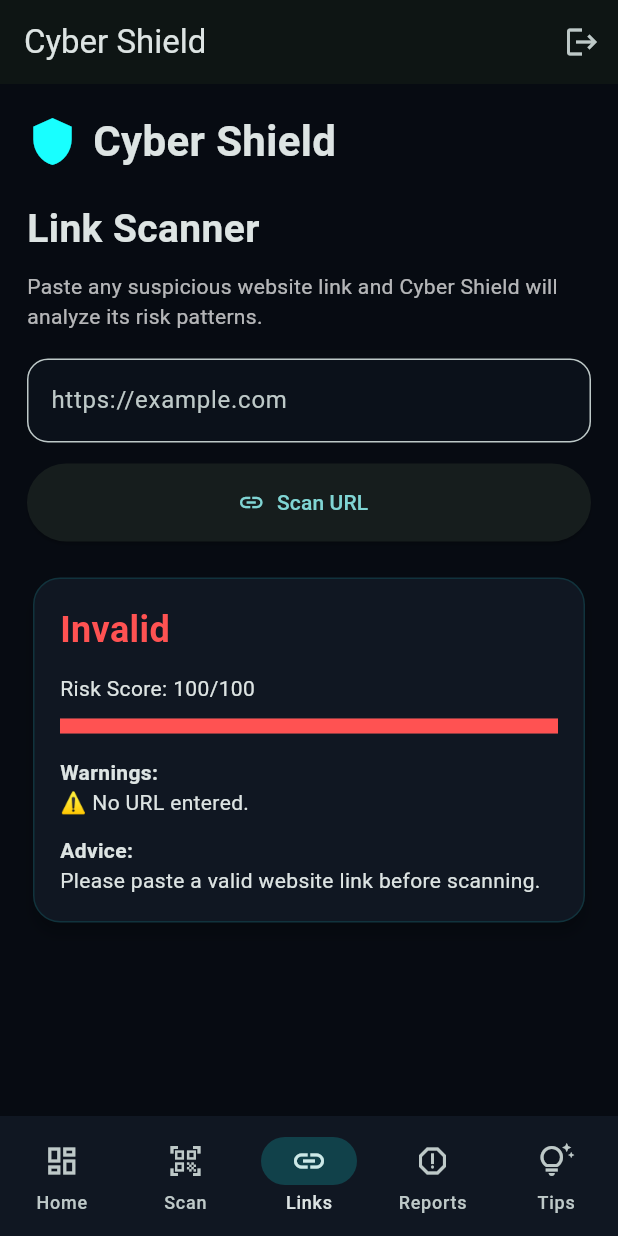
After one commit to pandeyalok81249-dotcom/cyber_shield, a Flutter app: the screen it shows once a user with an empty profile is signed in, item 3 of the bottom bar chosen, after a tap on "Scan URL", on a phone screen of 412 x 824 dp. The commit adds this screen. Run offline on Flutter 3.47's test engine with Material 3 defaults, Android fonts, the phone set to English and light mode, and no system bars; our stand-ins replace cloud_firestore, firebase_auth, firebase_core; accounts and stored records are empty; network calls fail.

Commit message:
Add scan history storage and fix Google sign-in web testing

```diff
--- a/lib/main.dart
+++ b/lib/main.dart
@@ -7,6 +7,7 @@ import 'screens/tips_screen.dart';
 import 'package:firebase_core/firebase_core.dart';
 import 'firebase_options.dart';
 import 'package:firebase_auth/firebase_auth.dart';
+import 'screens/link_scanner_page.dart';
 
 Future<void> main() async {
   WidgetsFlutterBinding.ensureInitialized();
@@ -31,9 +32,11 @@ class _AppShellState extends State<AppShell> {
 final pages = const [
   DashboardScreen(),
   ScannerScreen(),
+  LinkScannerPage(),
   ReportsScreen(),
   TipsScreen(),
 ];
+
 
   @override
   Widget build(BuildContext context) {
@@ -64,9 +67,14 @@ class _AppShellState extends State<AppShell> {
     label: "Home",
   ),
   NavigationDestination(
-            icon: Icon(Icons.search_outlined),
-            selectedIcon: Icon(Icons.search),
+    icon: Icon(Icons.qr_code_scanner_outlined),
+    selectedIcon: Icon(Icons.qr_code_scanner),
     label: "Scan",
+  ),
+  NavigationDestination(
+    icon: Icon(Icons.link_outlined),
+    selectedIcon: Icon(Icons.link),
+    label: "Links",
   ),
   NavigationDestination(
     icon: Icon(Icons.report_outlined),
--- a/lib/models/scan_result.dart
+++ b/lib/models/scan_result.dart
@@ -0,0 +1,21 @@
+class ScanResult {
+  final String input;
+  final int riskScore;
+  final String status;
+  final List<String> warnings;
+  final List<String> positives;
+  final String advice;
+
+  const ScanResult({
+    required this.input,
+    required this.riskScore,
+    required this.status,
+    required this.warnings,
+    required this.positives,
+    required this.advice,
+  });
+
+  bool get isSafe => riskScore < 35;
+  bool get isWarning => riskScore >= 35 && riskScore < 70;
+  bool get isDanger => riskScore >= 70;
+}
--- /dev/null
+++ b/lib/screens/link_scanner_page.dart
@@ -0,0 +1,92 @@
+import 'package:flutter/material.dart';
+
+import '../models/scan_result.dart';
+import '../services/link_scanner_service.dart';
+import '../widgets/cyber_textfield.dart';
+import '../widgets/header_title.dart';
+import '../widgets/result_card.dart';
+import '../services/history_service.dart';
+
+class LinkScannerPage extends StatefulWidget {
+  const LinkScannerPage({super.key});
+
+  @override
+  State<LinkScannerPage> createState() => _LinkScannerPageState();
+}
+
+class _LinkScannerPageState extends State<LinkScannerPage> {
+  final urlController = TextEditingController();
+  final scanner = LinkScannerService();
+  final historyService = HistoryService();
+
+  ScanResult? result;
+  bool scanning = false;
+
+Future<void> scanUrl() async {
+  setState(() {
+    scanning = true;
+    result = null;
+  });
+
+  await Future.delayed(const Duration(milliseconds: 900));
+
+  final scanResult = scanner.scan(urlController.text);
+
+  await historyService.saveLinkScan(scanResult);
+
+  setState(() {
+    result = scanResult;
+    scanning = false;
+  });
+}
+
+  @override
+  void dispose() {
+    urlController.dispose();
+    super.dispose();
+  }
+
+  @override
+  Widget build(BuildContext context) {
+    return SafeArea(
+      child: ListView(
+        padding: const EdgeInsets.all(18),
+        children: [
+          const HeaderTitle(),
+          const SizedBox(height: 20),
+          const Text(
+            "Link Scanner",
+            style: TextStyle(fontSize: 26, fontWeight: FontWeight.bold),
+          ),
+          const SizedBox(height: 10),
+          const Text(
+            "Paste any suspicious website link and Cyber Shield will analyze its risk patterns.",
+            style: TextStyle(color: Colors.white70),
+          ),
+          const SizedBox(height: 18),
+          CyberTextField(
+            controller: urlController,
+            hint: "https://example.com",
+          ),
+          const SizedBox(height: 14),
+          SizedBox(
+            height: 52,
+            child: ElevatedButton.icon(
+              onPressed: scanning ? null : scanUrl,
+              icon: scanning
+                  ? const SizedBox(
+                      height: 18,
+                      width: 18,
+                      child: CircularProgressIndicator(strokeWidth: 2),
+                    )
+                  : const Icon(Icons.link),
+              label: Text(scanning ? "Scanning..." : "Scan URL"),
+            ),
+          ),
+          const SizedBox(height: 20),
+          if (result != null) ResultCard(result: result!),
+        ],
+      ),
+    );
+  }
+}
--- a/lib/screens/login_screen.dart
+++ b/lib/screens/login_screen.dart
@@ -99,10 +99,6 @@ Future<void> signInWithGoogle() async {
   try {
     final provider = GoogleAuthProvider();
 
-    provider.setCustomParameters({
-      'prompt': 'select_account',
-    });
-
     final credential = await FirebaseAuth.instance.signInWithPopup(provider);
 
     final user = credential.user;
@@ -118,23 +114,26 @@ Future<void> signInWithGoogle() async {
     if (mounted) setState(() => loading = false);
   }
 }
-
 Future<void> forgotPassword() async {
   final email = emailController.text.trim();
 
   if (email.isEmpty || !email.contains("@")) {
-      showMessage("Enter your email first.");
+    showMessage("Enter your registered email first.");
     return;
   }
 
   try {
     await FirebaseAuth.instance.sendPasswordResetEmail(email: email);
-      showMessage("Password reset email sent.");
+
+    showMessage(
+      "Password reset link sent to $email. Check your inbox/spam folder.",
+    );
   } on FirebaseAuthException catch (e) {
     showMessage(firebaseError(e.code));
+  } catch (e) {
+    showMessage("Failed to send reset email. Try again.");
   }
 }
-
   String firebaseError(String code) {
   switch (code) {
     case "invalid-email":
@@ -155,7 +154,6 @@ Future<void> signInWithGoogle() async {
       return "Something went wrong. Try again.";
   }
 }
-
   void showMessage(String message) {
     ScaffoldMessenger.of(context).showSnackBar(
       SnackBar(content: Text(message)),
--- /dev/null
+++ b/lib/services/history_service.dart
@@ -0,0 +1,30 @@
+import 'package:cloud_firestore/cloud_firestore.dart';
+import 'package:firebase_auth/firebase_auth.dart';
+
+import '../models/scan_result.dart';
+
+class HistoryService {
+  final _firestore = FirebaseFirestore.instance;
+  final _auth = FirebaseAuth.instance;
+
+  Future<void> saveLinkScan(ScanResult result) async {
+    final user = _auth.currentUser;
+
+    if (user == null) return;
+
+    await _firestore
+        .collection("users")
+        .doc(user.uid)
+        .collection("scan_history")
+        .add({
+      "type": "link",
+      "input": result.input,
+      "riskScore": result.riskScore,
+      "status": result.status,
+      "warnings": result.warnings,
+      "positives": result.positives,
+      "advice": result.advice,
+      "createdAt": FieldValue.serverTimestamp(),
+    });
+  }
+}
--- /dev/null
+++ b/lib/services/link_scanner_service.dart
@@ -0,0 +1,95 @@
+import '../models/scan_result.dart';
+
+class LinkScannerService {
+  ScanResult scan(String url) {
+    final input = url.trim();
+    final lower = input.toLowerCase();
+
+    int riskScore = 0;
+    final warnings = <String>[];
+    final positives = <String>[];
+
+    if (input.isEmpty) {
+      return const ScanResult(
+        input: "",
+        riskScore: 100,
+        status: "Invalid",
+        warnings: ["No URL entered."],
+        positives: [],
+        advice: "Please paste a valid website link before scanning.",
+      );
+    }
+
+    final uri = Uri.tryParse(input);
+
+    if (uri == null || !uri.hasScheme || uri.host.isEmpty) {
+      riskScore += 35;
+      warnings.add("Invalid or incomplete URL format.");
+    }
+
+    if (!lower.startsWith("https://")) {
+      riskScore += 20;
+      warnings.add("Website does not use HTTPS.");
+    } else {
+      positives.add("Uses HTTPS encryption.");
+    }
+
+    final suspiciousWords = [
+      "free",
+      "claim",
+      "verify",
+      "login",
+      "bonus",
+      "winner",
+      "gift",
+      "urgent",
+      "kyc",
+      "bank",
+      "password",
+      "otp",
+    ];
+
+    for (final word in suspiciousWords) {
+      if (lower.contains(word)) {
+        riskScore += 8;
+        warnings.add("Contains suspicious keyword: $word");
+      }
+    }
+
+    final shorteners = ["bit.ly", "tinyurl", "t.co", "goo.gl", "shorturl"];
+    for (final shortener in shorteners) {
+      if (lower.contains(shortener)) {
+        riskScore += 25;
+        warnings.add("Uses a shortened URL service.");
+      }
+    }
+
+    if (uri != null && uri.host.split(".").length > 3) {
+      riskScore += 12;
+      warnings.add("Domain has too many subdomains.");
+    }
+
+    riskScore = riskScore.clamp(0, 100);
+
+    final status = riskScore < 35
+        ? "Looks Safe"
+        : riskScore < 70
+            ? "Suspicious"
+            : "High Risk";
+
+    final advice = riskScore < 35
+        ? "No major phishing pattern found. Still verify the website before entering personal details."
+        : riskScore < 70
+            ? "This link has suspicious patterns. Avoid entering passwords, OTPs, or payment details."
+            : "This link looks dangerous. Do not open it or share sensitive information.";
+
+    return ScanResult(
+      input: input,
+      riskScore: riskScore,
+      status: status,
+      warnings: warnings,
+      positives: positives,
+      advice: advice,
+    );
+  }
+}
--- /dev/null
+++ b/lib/widgets/result_card.dart
@@ -0,0 +1,58 @@
+import 'package:flutter/material.dart';
+
+import '../models/scan_result.dart';
+import 'cyber_card.dart';
+
+class ResultCard extends StatelessWidget {
+  final ScanResult result;
+
+  const ResultCard({super.key, required this.result});
+
+  @override
+  Widget build(BuildContext context) {
+    final color = result.isSafe
+        ? Colors.greenAccent
+        : result.isWarning
+            ? Colors.orangeAccent
+            : Colors.redAccent;
+
+    return CyberCard(
+      child: Padding(
+        padding: const EdgeInsets.all(18),
+        child: Column(
+          crossAxisAlignment: CrossAxisAlignment.start,
+          children: [
+            Text(result.status,
+                style: TextStyle(
+                    fontSize: 24, fontWeight: FontWeight.bold, color: color)),
+            const SizedBox(height: 12),
+            Text("Risk Score: ${result.riskScore}/100"),
+            const SizedBox(height: 10),
+            LinearProgressIndicator(
+              value: result.riskScore / 100,
+              color: color,
+              backgroundColor: Colors.white12,
+              minHeight: 10,
+            ),
+            const SizedBox(height: 16),
+            if (result.positives.isNotEmpty) ...[
+              const Text("Positive checks:",
+                  style: TextStyle(fontWeight: FontWeight.bold)),
+              ...result.positives.map((p) => Text("✅ $p")),
+              const SizedBox(height: 12),
+            ],
+            if (result.warnings.isNotEmpty) ...[
+              const Text("Warnings:",
+                  style: TextStyle(fontWeight: FontWeight.bold)),
+              ...result.warnings.map((w) => Text("⚠️ $w")),
+              const SizedBox(height: 12),
+            ],
+            const Text("Advice:",
+                style: TextStyle(fontWeight: FontWeight.bold)),
+            Text(result.advice),
+          ],
+        ),
+      ),
+    );
+  }
+}
```
Lines whose indentation alone changed are shown as unchanged.
